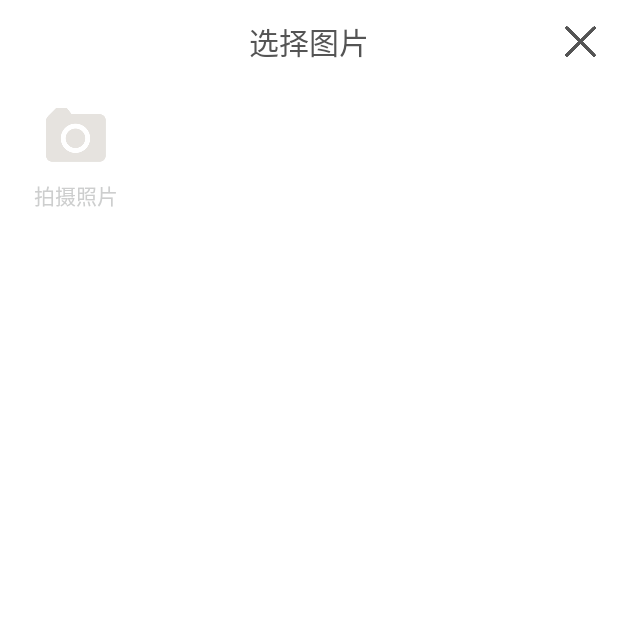
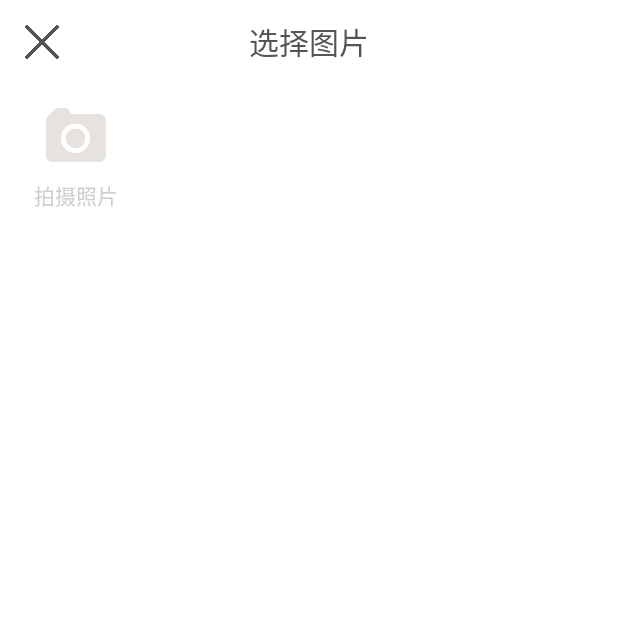
Before and after one commit to grants/OakPark, an Android app: the MultiImageSelectorActivity screen opened directly, with no data from a screen before it, on a phone screen of 412 x 824 dp, the top half of it. Run offline under Robolectric (Android 15) with nearby library versions, the phone set to English and light mode, and no system bars; our stand-ins replace Picasso; pictures from the network do not load.

Commit message:
:octocat:

```diff
--- a/app/build.gradle
+++ b/app/build.gradle
@@ -22,8 +22,6 @@ android {
 dependencies {
     compile fileTree(include: ['*.jar'], dir: 'libs')
     compile 'com.android.support:appcompat-v7:22.2.1'
-    compile files('libs/okio-1.4.0.jar')
-    compile files('libs/okhttp-2.4.0.jar')
     compile files('libs/BmobSDK_V3.4.3_0828.jar')
     compile project(':picker')
 }
--- a/app/src/main/java/me/laudoak/oakpark/widget/panel/XBasePanelView.java
+++ b/app/src/main/java/me/laudoak/oakpark/widget/panel/XBasePanelView.java
@@ -22,7 +22,6 @@ public class XBasePanelView extends RelativeLayout {
 
     protected Context context;
     protected OnPanelClickListener listener;
-
 
     protected XBasePanelView panel;
 
--- a/app/src/main/res/values/styles.xml
+++ b/app/src/main/res/values/styles.xml
@@ -7,6 +7,12 @@
 
     <style name="CustomActionBar" parent="Base.Widget.AppCompat.ActionBar">
         <item name="background">@color/white</item>
+        <item name="titleTextStyle">@style/CustomActionBarTitle</item>
+    </style>
+
+    <style name="CustomActionBarTitle" parent="Base.TextAppearance.AppCompat.Widget.ActionBar.Title">
+        <item name="android:textColor">@color/green</item>
+        <item name="android:actionMenuTextColor">@color/gray_7</item>
     </style>
 
     <style name="ValidateEdittext" parent="Base.Widget.AppCompat.EditText">
--- a/picker/build.gradle
+++ b/picker/build.gradle
@@ -22,4 +22,5 @@ dependencies {
     compile fileTree(dir: 'libs', include: ['*.jar'])
     compile 'com.android.support:appcompat-v7:22.0.0'
     compile 'com.squareup.picasso:picasso:2.4.0'
+    compile 'com.edmodo:cropper:1.0.1'
 }
--- a/picker/src/main/AndroidManifest.xml
+++ b/picker/src/main/AndroidManifest.xml
@@ -6,6 +6,9 @@
         <activity android:name=".MultiImageSelectorActivity">
         </activity>
 
+        <activity android:name=".CropperActivity">
+        </activity>
+
     </application>
 
 </manifest>
--- a/picker/src/main/java/me/nereo/multi_image_selector/MultiImageSelectorActivity.java
+++ b/picker/src/main/java/me/nereo/multi_image_selector/MultiImageSelectorActivity.java
@@ -5,61 +5,57 @@ import android.os.Bundle;
 import android.support.v4.app.Fragment;
 import android.support.v4.app.FragmentActivity;
 import android.view.View;
-import android.widget.Button;
+import android.widget.TextView;
 
 import java.io.File;
 import java.util.ArrayList;
 
 /**
- * 多图选择
  * Created by Nereo on 2015/4/7.
  */
 public class MultiImageSelectorActivity extends FragmentActivity implements MultiImageSelectorFragment.Callback{
 
-    /** 最大图片选择次数，int类型，默认9 */
-    public static final String EXTRA_SELECT_COUNT = "max_select_count";
-    /** 图片选择模式，默认多选 */
-    public static final String EXTRA_SELECT_MODE = "select_count_mode";
-    /** 是否显示相机，默认显示 */
-    public static final String EXTRA_SHOW_CAMERA = "show_camera";
-    /** 选择结果，返回为 ArrayList&lt;String&gt; 图片路径集合  */
     public static final String EXTRA_RESULT = "select_result";
-    /** 默认选择集 */
-    public static final String EXTRA_DEFAULT_SELECTED_LIST = "default_list";
 
-    /** 单选 */
-    public static final int MODE_SINGLE = 0;
-    /** 多选 */
-    public static final int MODE_MULTI = 1;
+    private int mCropMode;
 
-    private ArrayList<String> resultList = new ArrayList<>();
-    private Button mSubmitButton;
-    private int mDefaultCount;
+    /***/
+    private static final int DEFAULT_COUNT = 1;
+    private static final int DEFAULT_MODE = 0;
+    private static final boolean DEFAULT_CAMERA = true;
 
     @Override
     protected void onCreate(Bundle savedInstanceState) {
         super.onCreate(savedInstanceState);
         setContentView(R.layout.activity_default);
 
+        initView();
+
+        /***/
         Intent intent = getIntent();
-        mDefaultCount = intent.getIntExtra(EXTRA_SELECT_COUNT, 9);
-        int mode = intent.getIntExtra(EXTRA_SELECT_MODE, MODE_MULTI);
-        boolean isShow = intent.getBooleanExtra(EXTRA_SHOW_CAMERA, true);
-        if(mode == MODE_MULTI && intent.hasExtra(EXTRA_DEFAULT_SELECTED_LIST)) {
-            resultList = intent.getStringArrayListExtra(EXTRA_DEFAULT_SELECTED_LIST);
-        }
+        mCropMode = intent.getIntExtra(CropperActivity.EXTRA_CROP_MODE,CropperActivity.CROP_MODE_NORMAL);
 
+        /***/
         Bundle bundle = new Bundle();
-        bundle.putInt(MultiImageSelectorFragment.EXTRA_SELECT_COUNT, mDefaultCount);
-        bundle.putInt(MultiImageSelectorFragment.EXTRA_SELECT_MODE, mode);
-        bundle.putBoolean(MultiImageSelectorFragment.EXTRA_SHOW_CAMERA, isShow);
-        bundle.putStringArrayList(MultiImageSelectorFragment.EXTRA_DEFAULT_SELECTED_LIST, resultList);
+        bundle.putInt(MultiImageSelectorFragment.EXTRA_SELECT_COUNT, DEFAULT_COUNT);
+        bundle.putInt(MultiImageSelectorFragment.EXTRA_SELECT_MODE, DEFAULT_MODE);
+        bundle.putBoolean(MultiImageSelectorFragment.EXTRA_SHOW_CAMERA, DEFAULT_CAMERA);
 
+        /***/
         getSupportFragmentManager().beginTransaction()
                 .add(R.id.image_grid, Fragment.instantiate(this, MultiImageSelectorFragment.class.getName(), bundle))
                 .commit();
 
-        // 返回按钮
+    }
+
+    private void initView() {
+
+        findViewById(R.id.custom_actionbar_done).setVisibility(View.GONE);
+
+        TextView title = (TextView) findViewById(R.id.custom_actionbar_title);
+        title.setText("选择图片");
+
+        /***/
         findViewById(R.id.btn_back).setOnClickListener(new View.OnClickListener() {
             @Override
             public void onClick(View view) {
@@ -67,76 +63,47 @@ public class MultiImageSelectorActivity extends FragmentActivity implements Mult
                 finish();
             }
         });
+    }
 
-        // 完成按钮
-        mSubmitButton = (Button) findViewById(R.id.commit);
-        if(resultList == null || resultList.size()<=0){
-            mSubmitButton.setText("完成");
-            mSubmitButton.setEnabled(false);
-        }else{
-            mSubmitButton.setText("完成("+resultList.size()+"/"+mDefaultCount+")");
-            mSubmitButton.setEnabled(true);
+    /***/
+    @Override
+    public void onSingleImageSelected(String path) {
+
+        if(null!=path)
+        {
+            Intent intent = new Intent();
+            intent.setClass(this,CropperActivity.class);
+            intent.putExtra(CropperActivity.EXTRA_CROP_MODE,mCropMode);
+            intent.putExtra(CropperActivity.FROM_BITMAP_PATH, path);
+            startActivity(intent);
         }
-        mSubmitButton.setOnClickListener(new View.OnClickListener() {
-            @Override
-            public void onClick(View view) {
-                if(resultList != null && resultList.size() >0){
-                    // 返回已选择的图片数据
-                    Intent data = new Intent();
-                    data.putStringArrayListExtra(EXTRA_RESULT, resultList);
-                    setResult(RESULT_OK, data);
-                    finish();
-                }
-            }
-        });
+        this.finish();
+
     }
 
     @Override
-    public void onSingleImageSelected(String path) {
-        Intent data = new Intent();
-        resultList.add(path);
-        data.putStringArrayListExtra(EXTRA_RESULT, resultList);
-        setResult(RESULT_OK, data);
-        finish();
+    public void onCameraShot(File imageFile) {
+
+        if(null!=imageFile)
+        {
+            Intent intent = new Intent();
+            intent.setClass(this,CropperActivity.class);
+            intent.putExtra(CropperActivity.EXTRA_CROP_MODE, mCropMode);
+            intent.putExtra(CropperActivity.FROM_BITMAP_PATH, imageFile.getAbsolutePath());
+            startActivity(intent);
+        }
+        this.finish();
+
     }
 
     @Override
     public void onImageSelected(String path) {
-        if(!resultList.contains(path)) {
-            resultList.add(path);
-        }
-        // 有图片之后，改变按钮状态
-        if(resultList.size() > 0){
-            mSubmitButton.setText("完成("+resultList.size()+"/"+mDefaultCount+")");
-            if(!mSubmitButton.isEnabled()){
-                mSubmitButton.setEnabled(true);
-            }
-        }
+        //nothing to do
     }
 
     @Override
     public void onImageUnselected(String path) {
-        if(resultList.contains(path)){
-            resultList.remove(path);
-            mSubmitButton.setText("完成("+resultList.size()+"/"+mDefaultCount+")");
-        }else{
-            mSubmitButton.setText("完成("+resultList.size()+"/"+mDefaultCount+")");
-        }
-        // 当为选择图片时候的状态
-        if(resultList.size() == 0){
-            mSubmitButton.setText("完成");
-            mSubmitButton.setEnabled(false);
-        }
+        //nothing to do
     }
 
-    @Override
-    public void onCameraShot(File imageFile) {
-        if(imageFile != null) {
-            Intent data = new Intent();
-            resultList.add(imageFile.getAbsolutePath());
-            data.putStringArrayListExtra(EXTRA_RESULT, resultList);
-            setResult(RESULT_OK, data);
-            finish();
-        }
-    }
 }
--- a/picker/src/main/res/layout/cmp_customer_actionbar.xml
+++ b/picker/src/main/res/layout/cmp_customer_actionbar.xml
@@ -15,22 +15,31 @@
         android:id="@+id/btn_back"
         android:src="@drawable/btn_back"
         android:background="@drawable/bg_btn_back"
-        android:layout_margin="5dp"
         android:layout_centerVertical="true"
-        android:padding="3dp"
-        android:layout_alignParentRight="true"
-        android:layout_width="39dp"
-        android:layout_height="39dp" />
+        android:padding="10dp"
+        android:layout_width="?android:attr/actionBarSize"
+        android:layout_height="?android:attr/actionBarSize" />
 
     <TextView
-        android:text="选择图片"
+        android:id="@+id/custom_actionbar_title"
+        android:layout_width="wrap_content"
+        android:layout_height="wrap_content"
         android:layout_centerHorizontal="true"
-        android:layout_marginLeft="10dp"
+        android:layout_centerVertical="true"
         android:textColor="#545454"
         android:textSize="20sp"
-        android:layout_centerVertical="true"
-        android:layout_width="wrap_content"
-        android:layout_height="wrap_content" />
+        android:text="选择图片"/>
+
+    <TextView
+        android:id="@+id/custom_actionbar_done"
+        android:layout_width="?android:attr/actionBarSize"
+        android:layout_height="?android:attr/actionBarSize"
+        android:layout_alignParentRight="true"
+        android:gravity="center"
+        android:background="@drawable/bg_btn_back"
+        android:textColor="#696969"
+        android:textSize="18sp"
+        android:text="OK"/>
 
 
 </RelativeLayout>
```
Also changed, not shown: app/src/main/java/me/laudoak/oakpark/activity/EditorActivity.java (+15 -3 lines), app/src/main/java/me/laudoak/oakpark/fragment/NormalEditorFragment.java (+53 -4 lines), app/src/main/java/me/laudoak/oakpark/view/NormalEditorView.java (+23 -25 lines), app/src/main/res/menu/menu_editor.xml (+5 -2 lines), app/src/main/res/menu/menu_main.xml (deleted, +0 -9 lines), picker/src/main/java/me/nereo/multi_image_selector/CropperActivity.java (added, +109 -0 lines), picker/src/main/java/me/nereo/multi_image_selector/utils/FileUtils.java (+77 -0 lines), picker/src/main/java/me/nereo/multi_image_selector/utils/TimeUtils.java (+19 -3 lines), picker/src/main/res/layout/activity_cropper.xml (added, +24 -0 lines), app/libs/okhttp-2.4.0.jar (deleted), app/libs/okio-1.4.0.jar (deleted), 2 other files.
